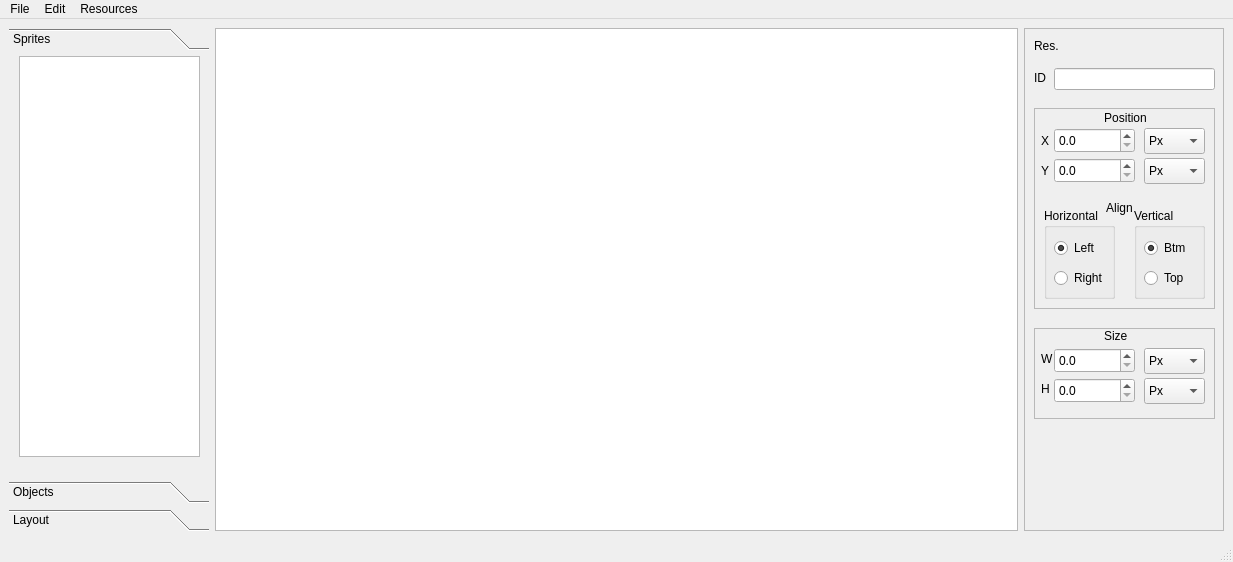
Qt form designer.ui (Nepherhotep/terevaka-ui-builder) before a commit.
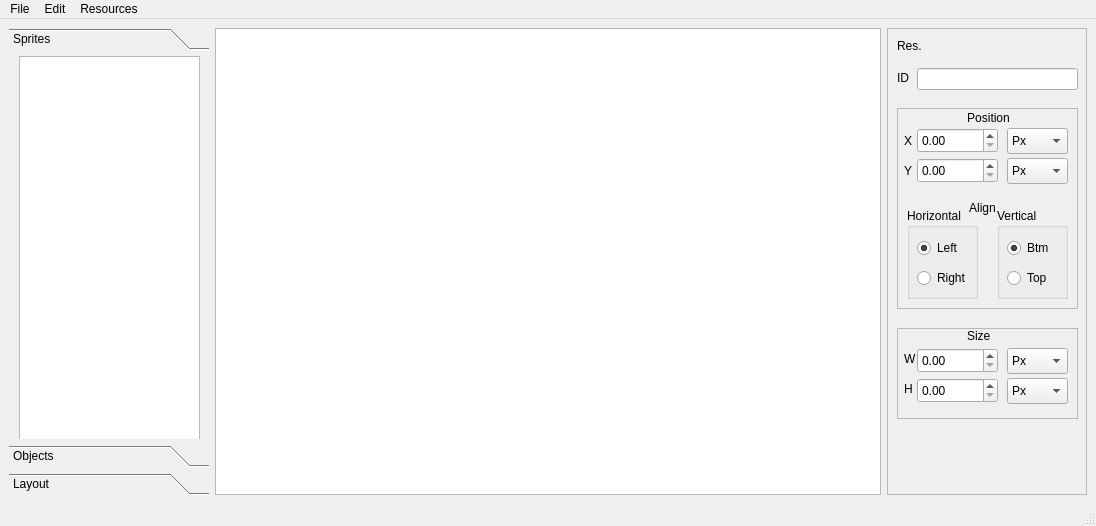
The same form after that commit. Custom widgets are drawn as their Qt base class.

The edit to the form file:
```diff
--- a/designer.ui
+++ b/designer.ui
@@ -6,8 +6,8 @@
    <rect>
     <x>0</x>
     <y>0</y>
-    <width>1233</width>
-    <height>562</height>
+    <width>1096</width>
+    <height>526</height>
    </rect>
   </property>
   <property name="sizePolicy">
@@ -55,7 +55,7 @@
            <x>0</x>
            <y>0</y>
            <width>200</width>
-           <height>391</height>
+           <height>355</height>
           </rect>
          </property>
          <attribute name="label">
@@ -209,7 +209,7 @@
            </rect>
           </property>
           <property name="decimals">
-           <number>1</number>
+           <number>2</number>
           </property>
          </widget>
          <widget class="QComboBox" name="comboBox">
@@ -255,7 +255,7 @@
            </rect>
           </property>
           <property name="decimals">
-           <number>1</number>
+           <number>2</number>
           </property>
          </widget>
          <widget class="QLabel" name="label_3">
@@ -433,7 +433,7 @@
            </rect>
           </property>
           <property name="decimals">
-           <number>1</number>
+           <number>2</number>
           </property>
          </widget>
          <widget class="QComboBox" name="comboBox_3">
@@ -479,7 +479,7 @@
            </rect>
           </property>
           <property name="decimals">
-           <number>1</number>
+           <number>2</number>
           </property>
          </widget>
          <widget class="QLabel" name="label_7">
@@ -566,7 +566,7 @@
     <rect>
      <x>0</x>
      <y>0</y>
-     <width>1233</width>
+     <width>1096</width>
      <height>22</height>
     </rect>
    </property>
```
Left out of the diff: 32 changed lines with no effect on the pictures.
